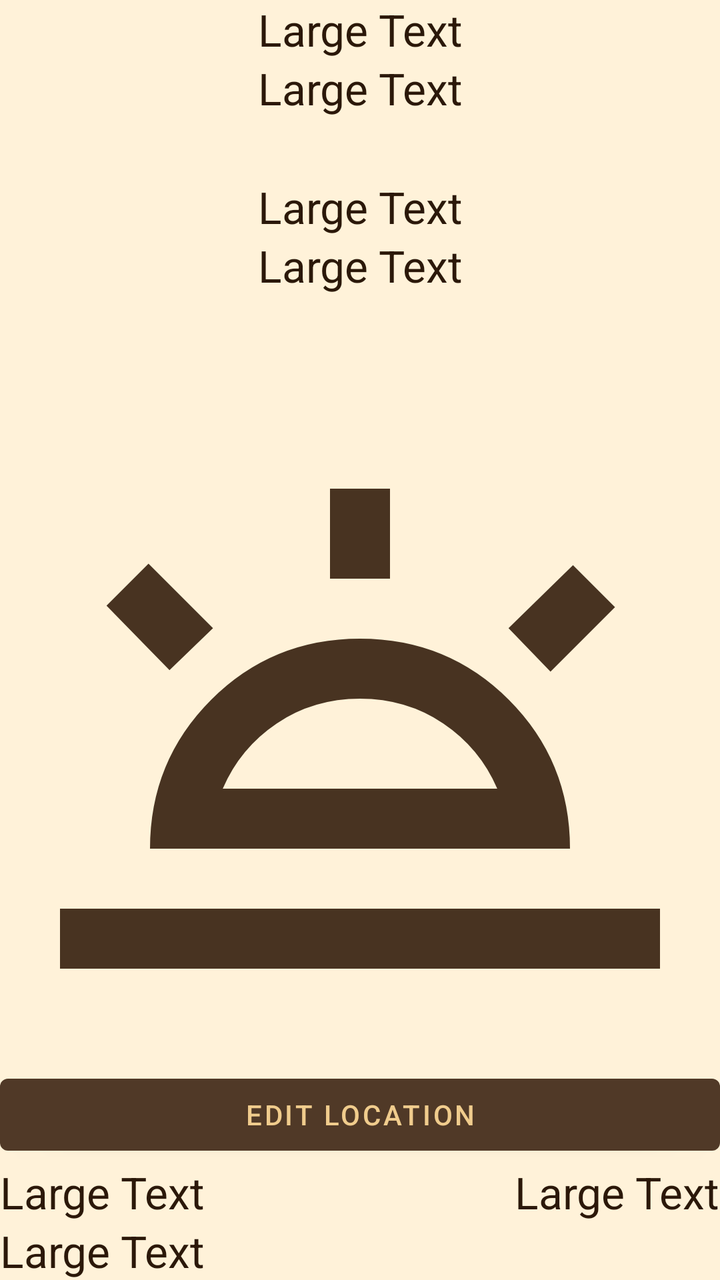
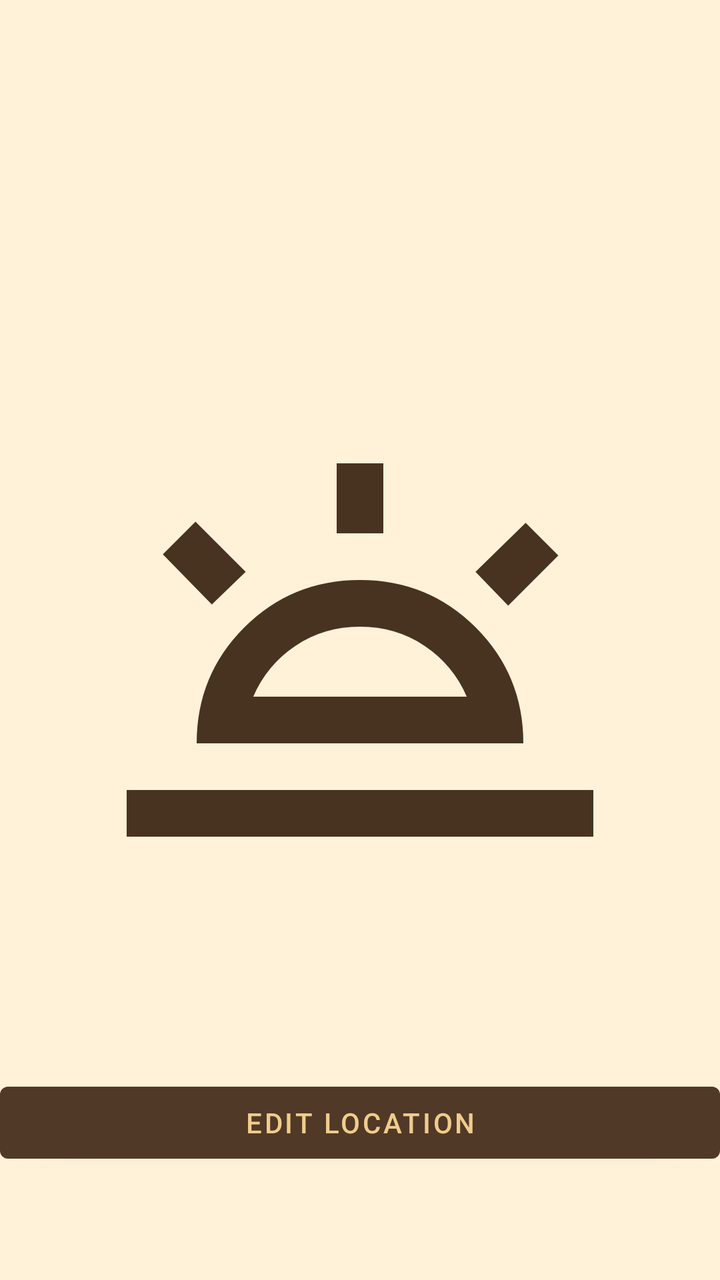

Before-and-after screenshots of an Android layout around one commit, followed by the original layout XML and the change that was made.
<!-- AndroidManifest.xml: application theme Theme.Horologium -->
<!-- res/layout/sun.xml -->
<?xml version="1.0" encoding="utf-8"?>
<LinearLayout xmlns:android="http://schemas.android.com/apk/res/android"
    xmlns:app="http://schemas.android.com/apk/res-auto"
    xmlns:tools="http://schemas.android.com/tools"
    android:layout_width="match_parent"
    android:layout_height="match_parent"
    android:orientation="vertical"
    tools:context=".ui.sun.SunFragment">

    <RelativeLayout
        android:id="@+id/relativeLayout1"
        android:layout_width="match_parent"
        android:layout_height="match_parent"
        android:layout_weight="1.0" >

        <TextView
            android:id="@+id/sunCityName"
            android:layout_width="match_parent"
            android:layout_height="wrap_content"
            android:layout_alignParentTop="true"
            android:layout_alignParentBottom="false"
            android:layout_centerHorizontal="true"
            android:gravity="center"
            android:text="Large Text"
            android:textAppearance="@style/TextAppearance.AppCompat.Large" />

        <TextView
            android:id="@+id/sunSunriseTime"
            android:layout_width="wrap_content"
            android:layout_height="wrap_content"
            android:layout_above="@+id/sunSunsetTime"
            android:layout_alignParentLeft="true"
            android:text="Large Text"
            android:textAppearance="@style/TextAppearance.AppCompat.Large" />

        <TextView
            android:id="@+id/sunDayLength"
            android:layout_width="wrap_content"
            android:layout_height="wrap_content"
            android:layout_above="@+id/sunSunsetTime"
            android:layout_alignParentRight="true"
            android:text="Large Text"
            android:textAppearance="@style/TextAppearance.AppCompat.Large" />

        <ImageView
            android:id="@+id/imageSun"
            android:layout_width="match_parent"
            android:layout_height="match_parent"
            android:layout_above="@id/sunSunriseTime"
            android:layout_below="@id/sunLongitude"
            android:layout_marginTop="0dp"
            android:src="@drawable/wb_twilight_sun" />

        <Button
            android:id="@+id/sunOpenEditCoordsButton"
            android:layout_width="match_parent"
            android:layout_height="wrap_content"
            android:layout_alignEnd="@+id/imageSun"
            android:layout_alignBottom="@+id/imageSun"
            android:text="@string/sun_editLocation" />

        <TextView
            android:id="@+id/sunSunsetTime"
            android:layout_width="wrap_content"
            android:layout_height="wrap_content"
            android:layout_alignParentLeft="true"
            android:layout_alignParentBottom="true"
            android:text="Large Text"
            android:textAppearance="@style/TextAppearance.AppCompat.Large" />

        <TextView
            android:id="@+id/sunLongitude"
            android:layout_width="match_parent"
            android:layout_height="wrap_content"
            android:layout_below="@+id/sunLatitude"
            android:layout_centerHorizontal="true"
            android:gravity="center"
            android:text="Large Text"
            android:textAppearance="@style/TextAppearance.AppCompat.Large" />

        <TextView
            android:id="@+id/sunGmtTimeZone"
            android:layout_width="match_parent"
            android:layout_height="wrap_content"
            android:layout_below="@+id/sunCityName"
            android:layout_centerHorizontal="true"
            android:gravity="center"
            android:text="Large Text"
            android:textAppearance="@style/TextAppearance.AppCompat.Large" />

        <TextView
            android:id="@+id/sunLatitude"
            android:layout_width="match_parent"
            android:layout_height="wrap_content"
            android:layout_below="@+id/sunGmtTimeZone"
            android:layout_centerHorizontal="true"
            android:layout_marginTop="30sp"
            android:gravity="center"
            android:text="Large Text"
            android:textAppearance="@style/TextAppearance.AppCompat.Large" />

    </RelativeLayout>

</LinearLayout>
<!-- resources referenced by this layout -->
<resources>
  <!-- drawable wb_twilight_sun (drawable) -->
  <vector xmlns:android="http://schemas.android.com/apk/res/android"
      android:width="24dp"
      android:height="24dp"
      android:viewportWidth="960"
      android:viewportHeight="960">
    <path
        android:fillColor="#FF000000"
        android:pathData="m734,404 l-56,-58 86,-84 56,56 -86,86ZM80,800v-80h800v80L80,800ZM440,280v-120h80v120h-80ZM226,402l-84,-86 56,-56 86,86 -58,56ZM297,560h366q-23,-54 -72,-87t-111,-33q-62,0 -111,33t-72,87ZM200,640q0,-117 81.5,-198.5T480,360q117,0 198.5,81.5T760,640L200,640ZM480,560Z"/>
  </vector>
  <string name="sun_editLocation">Edit location</string>
  <color name="horo_theme_brownPrimary">#503927</color>
  <color name="horo_theme_brownVariant">#67472c</color>
  <color name="horo_theme_lightPeachOnPrimary">#f0cc8d</color>
  <color name="horo_theme_salmonSecondary">#bb6d29</color>
  <color name="horo_theme_brownSecondaryVariant">#4c321b</color>
  <color name="black">#FF000000</color>
  <color name="horo_theme_paleOrangeBackground">#fff2d9</color>&gt;
  <color name="horo_theme_veryDarkBrownTextColor">#2b1809</color>
  <color name="horo_theme_tint">#483321</color>
  <!-- unchanged entries left out for length: 1 -->
</resources>

<!-- the commit's change to res/layout/sun.xml (unified diff, before → after) -->
@@ -1,104 +1,95 @@
 <?xml version="1.0" encoding="utf-8"?>
-<LinearLayout xmlns:android="http://schemas.android.com/apk/res/android"
+<ScrollView xmlns:android="http://schemas.android.com/apk/res/android"
     xmlns:app="http://schemas.android.com/apk/res-auto"
     xmlns:tools="http://schemas.android.com/tools"
+    style="@style/Horo.Pane"
     android:layout_width="match_parent"
     android:layout_height="match_parent"
-    android:orientation="vertical"
     tools:context=".ui.sun.SunFragment">
 
-    <RelativeLayout
-        android:id="@+id/relativeLayout1"
+    <androidx.constraintlayout.widget.ConstraintLayout
         android:layout_width="match_parent"
-        android:layout_height="match_parent"
-        android:layout_weight="1.0" >
+        android:layout_height="match_parent">
 
         <TextView
             android:id="@+id/sunCityName"
-            android:layout_width="match_parent"
-            android:layout_height="wrap_content"
-            android:layout_alignParentTop="true"
-            android:layout_alignParentBottom="false"
-            android:layout_centerHorizontal="true"
-            android:gravity="center"
-            android:text="Large Text"
-            android:textAppearance="@style/TextAppearance.AppCompat.Large" />
+            style="@style/Horo.CenteredLine"
+            android:layout_width="0dp"
+            android:textAppearance="@style/Horo.Text.Title"
+            app:layout_constraintBottom_toTopOf="@+id/sunGmtTimeZone"
+            app:layout_constraintEnd_toEndOf="parent"
+            app:layout_constraintStart_toStartOf="parent"
+            app:layout_constraintTop_toTopOf="parent"
+            app:layout_constraintVertical_chainStyle="packed" />
 
         <TextView
-            android:id="@+id/sunSunriseTime"
-            android:layout_width="wrap_content"
-            android:layout_height="wrap_content"
-            android:layout_above="@+id/sunSunsetTime"
-            android:layout_alignParentLeft="true"
-            android:text="Large Text"
-            android:textAppearance="@style/TextAppearance.AppCompat.Large" />
+            android:id="@+id/sunGmtTimeZone"
+            style="@style/Horo.CenteredLine"
+            android:layout_width="0dp"
+            android:textAppearance="@style/Horo.Text.Secondary"
+            android:textColor="@color/horo_text_secondary"
+            app:layout_constraintBottom_toTopOf="@+id/sunLatitude"
+            app:layout_constraintEnd_toEndOf="parent"
+            app:layout_constraintStart_toStartOf="parent"
+            app:layout_constraintTop_toBottomOf="@+id/sunCityName" />
 
         <TextView
-            android:id="@+id/sunDayLength"
-            android:layout_width="wrap_content"
-            android:layout_height="wrap_content"
-            android:layout_above="@+id/sunSunsetTime"
-            android:layout_alignParentRight="true"
-            android:text="Large Text"
-            android:textAppearance="@style/TextAppearance.AppCompat.Large" />
+            android:id="@+id/sunLatitude"
+            style="@style/Horo.CenteredLine"
+            android:layout_width="0dp"
+            android:layout_marginTop="@dimen/horo_space_s"
+            app:layout_constraintBottom_toTopOf="@+id/sunLongitude"
+            app:layout_constraintEnd_toEndOf="parent"
+            app:layout_constraintStart_toStartOf="parent"
+            app:layout_constraintTop_toBottomOf="@+id/sunGmtTimeZone" />
+
+        <TextView
+            android:id="@+id/sunLongitude"
+            style="@style/Horo.CenteredLine"
+            android:layout_width="0dp"
+            app:layout_constraintBottom_toTopOf="@+id/imageSun"
+            app:layout_constraintEnd_toEndOf="parent"
+            app:layout_constraintStart_toStartOf="parent"
+            app:layout_constraintTop_toBottomOf="@+id/sunLatitude" />
 
         <ImageView
             android:id="@+id/imageSun"
-            android:layout_width="match_parent"
-            android:layout_height="match_parent"
-            android:layout_above="@id/sunSunriseTime"
-            android:layout_below="@id/sunLongitude"
-            android:layout_marginTop="0dp"
-            android:src="@drawable/wb_twilight_sun" />
+            android:layout_width="0dp"
+            android:layout_height="0dp"
+            android:layout_marginVertical="@dimen/horo_space_l"
+            android:contentDescription="@string/Sun_SunImageDescription"
+            android:src="@drawable/wb_twilight_sun"
+            app:layout_constraintBottom_toTopOf="@+id/sunTimesFlow"
+            app:layout_constraintDimensionRatio="1:1"
+            app:layout_constraintEnd_toEndOf="parent"
+            app:layout_constraintHeight_max="@dimen/horo_image_max"
+            app:layout_constraintHeight_min="96dp"
+            app:layout_constraintStart_toStartOf="parent"
+            app:layout_constraintTop_toBottomOf="@+id/sunLongitude" />
+
+        <androidx.constraintlayout.helper.widget.Flow
+            android:id="@+id/sunTimesFlow"
+            style="@style/Horo.FactFlow"
+            app:constraint_referenced_ids="sunSunriseTime,sunSunsetTime,sunDayLength"
+            app:layout_constraintBottom_toTopOf="@+id/sunOpenEditCoordsButton"
+            app:layout_constraintEnd_toEndOf="parent"
+            app:layout_constraintStart_toStartOf="parent"
+            app:layout_constraintTop_toBottomOf="@+id/imageSun" />
+
+        <TextView android:id="@+id/sunSunriseTime" style="@style/Horo.Fact" />
+        <TextView android:id="@+id/sunSunsetTime" style="@style/Horo.Fact" />
+        <TextView android:id="@+id/sunDayLength" style="@style/Horo.Fact" />
 
         <Button
             android:id="@+id/sunOpenEditCoordsButton"
-            android:layout_width="match_parent"
+            android:layout_width="0dp"
             android:layout_height="wrap_content"
-            android:layout_alignEnd="@+id/imageSun"
-            android:layout_alignBottom="@+id/imageSun"
-            android:text="@string/sun_editLocation" />
-
-        <TextView
-            android:id="@+id/sunSunsetTime"
-            android:layout_width="wrap_content"
-            android:layout_height="wrap_content"
-            android:layout_alignParentLeft="true"
-            android:layout_alignParentBottom="true"
-            android:text="Large Text"
-            android:textAppearance="@style/TextAppearance.AppCompat.Large" />
-
-        <TextView
-            android:id="@+id/sunLongitude"
-            android:layout_width="match_parent"
-            android:layout_height="wrap_content"
-            android:layout_below="@+id/sunLatitude"
-            android:layout_centerHorizontal="true"
-            android:gravity="center"
-            android:text="Large Text"
-            android:textAppearance="@style/TextAppearance.AppCompat.Large" />
-
-        <TextView
-            android:id="@+id/sunGmtTimeZone"
-            android:layout_width="match_parent"
-            android:layout_height="wrap_content"
-            android:layout_below="@+id/sunCityName"
-            android:layout_centerHorizontal="true"
-            android:gravity="center"
-            android:text="Large Text"
-            android:textAppearance="@style/TextAppearance.AppCompat.Large" />
-
-        <TextView
-            android:id="@+id/sunLatitude"
-            android:layout_width="match_parent"
-            android:layout_height="wrap_content"
-            android:layout_below="@+id/sunGmtTimeZone"
-            android:layout_centerHorizontal="true"
-            android:layout_marginTop="30sp"
-            android:gravity="center"
-            android:text="Large Text"
-            android:textAppearance="@style/TextAppearance.AppCompat.Large" />
-
-    </RelativeLayout>
-
-</LinearLayout>
+            android:layout_marginTop="@dimen/horo_space_l"
+            android:text="@string/sun_editLocation"
+            app:layout_constraintBottom_toBottomOf="parent"
+            app:layout_constraintEnd_toEndOf="parent"
+            app:layout_constraintStart_toStartOf="parent"
+            app:layout_constraintTop_toBottomOf="@+id/sunTimesFlow"
+            app:layout_constraintWidth_max="360dp" />
+    </androidx.constraintlayout.widget.ConstraintLayout>
+</ScrollView>
<!-- resource entries referenced after the edit -->
@@ -1,5 +1,9 @@
 <!-- resources referenced by this layout -->
 <resources>
+  <color name="horo_text_secondary">#6e5440</color>
+  <dimen name="horo_image_max">280dp</dimen>
+  <dimen name="horo_space_l">24dp</dimen>
+  <dimen name="horo_space_s">8dp</dimen>
   <!-- drawable wb_twilight_sun (drawable) -->
   <vector xmlns:android="http://schemas.android.com/apk/res/android"
       android:width="24dp"
@@ -10,7 +14,47 @@
         android:fillColor="#FF000000"
         android:pathData="m734,404 l-56,-58 86,-84 56,56 -86,86ZM80,800v-80h800v80L80,800ZM440,280v-120h80v120h-80ZM226,402l-84,-86 56,-56 86,86 -58,56ZM297,560h366q-23,-54 -72,-87t-111,-33q-62,0 -111,33t-72,87ZM200,640q0,-117 81.5,-198.5T480,360q117,0 198.5,81.5T760,640L200,640ZM480,560Z"/>
   </vector>
+  <string name="Sun_SunImageDescription">Sun</string>
   <string name="sun_editLocation">Edit location</string>
+  <style name="Horo.CenteredLine">
+          <item name="android:layout_width">match_parent</item>
+          <item name="android:layout_height">wrap_content</item>
+          <item name="android:gravity">center</item>
+          <item name="android:breakStrategy">balanced</item>
+          <item name="android:textAppearance">@style/Horo.Text.Body</item>
+      </style>
+  <style name="Horo.Fact">
+          <item name="android:layout_width">wrap_content</item>
+          <item name="android:layout_height">wrap_content</item>
+          <item name="android:gravity">center</item>
+          <item name="android:breakStrategy">balanced</item>
+          <item name="android:textAppearance">@style/Horo.Text.Body</item>
+      </style>
+  <style name="Horo.FactFlow">
+          <item name="android:layout_width">0dp</item>
+          <item name="android:layout_height">wrap_content</item>
+          <item name="flow_wrapMode">chain</item>
+          <item name="flow_horizontalStyle">packed</item>
+          <item name="flow_horizontalGap">@dimen/horo_space_l</item>
+          <item name="flow_verticalGap">@dimen/horo_space_xs</item>
+      </style>
+  <style name="Horo.Pane">
+          <item name="android:fillViewport">true</item>
+          <item name="android:scrollbars">none</item>
+      </style>
+  <style name="Horo.Text.Secondary" parent="TextAppearance.AppCompat.Small">
+          <item name="android:textSize">@dimen/horo_text_secondary</item>
+          <item name="android:textColor">@color/horo_text_secondary</item>
+      </style>
+  <style name="Horo.Text.Title" parent="TextAppearance.AppCompat.Large">
+          <item name="android:textSize">@dimen/horo_text_title</item>
+      </style>
+  <style name="Horo.Text.Body" parent="TextAppearance.AppCompat.Medium">
+          <item name="android:textSize">@dimen/horo_text_body</item>
+      </style>
+  <dimen name="horo_space_xs">4dp</dimen>
+  <dimen name="horo_text_secondary">15sp</dimen>
+  <dimen name="horo_text_title">22sp</dimen>
   <color name="horo_theme_brownPrimary">#503927</color>
   <color name="horo_theme_brownVariant">#67472c</color>
   <color name="horo_theme_lightPeachOnPrimary">#f0cc8d</color>
@@ -20,6 +64,7 @@
   <color name="horo_theme_paleOrangeBackground">#fff2d9</color>&gt;
   <color name="horo_theme_veryDarkBrownTextColor">#2b1809</color>
   <color name="horo_theme_tint">#483321</color>
+  <dimen name="horo_text_body">18sp</dimen>
   <!-- unchanged entries left out for length: 1 -->
 </resources>
 
